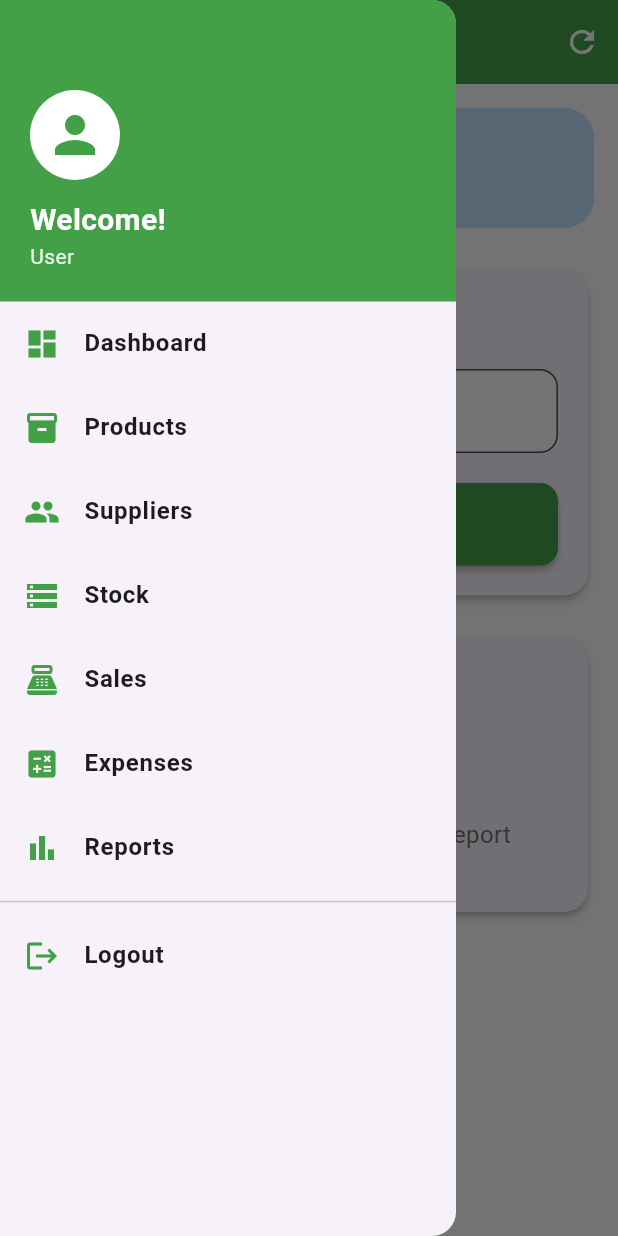
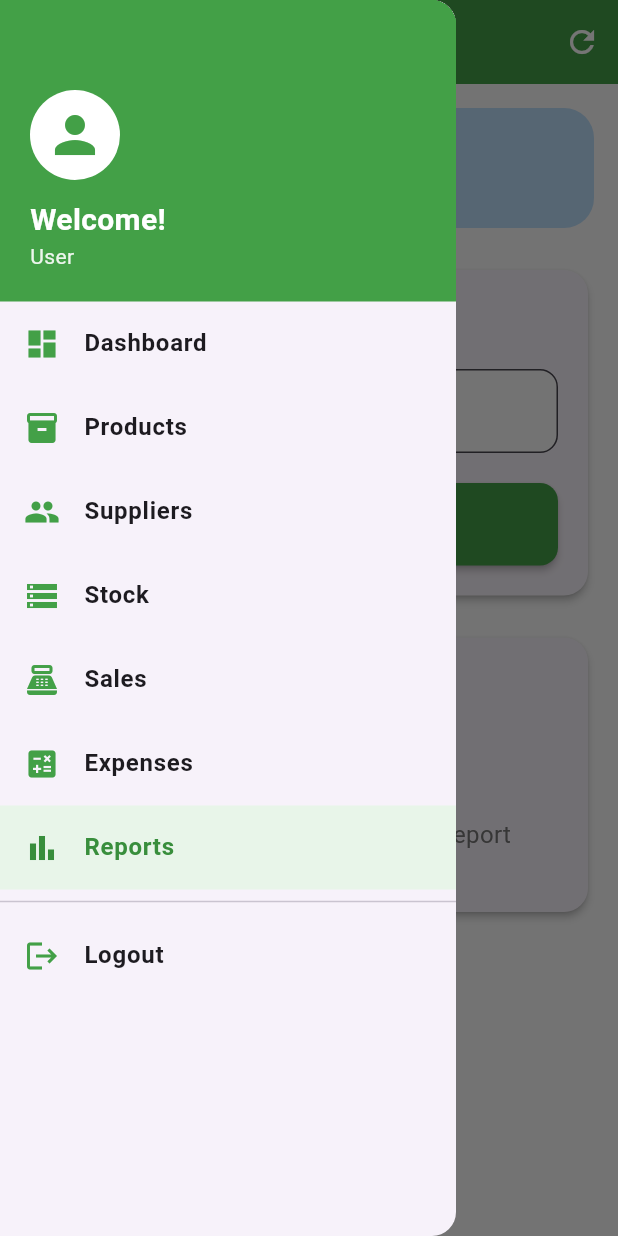
Before and after one commit to T4z4r/agrovets, a Flutter app: the DailyReportScreen screen opened directly, with the side drawer open, on a phone screen of 412 x 824 dp. Run offline on Flutter 3.47's test engine with Material 3 defaults, Android fonts, the phone set to English and light mode, and no system bars; our stand-ins replace flutter_spinkit, shared_preferences; missing offline and left inert: syncfusion_flutter_pdfviewer; accounts and stored records are empty.

Commit message:
fix: left sidebar activeness

```diff
--- a/lib/screens/expenses/expense_list_screen.dart
+++ b/lib/screens/expenses/expense_list_screen.dart
@@ -85,7 +85,7 @@ class _ExpenseListScreenState extends State<ExpenseListScreen> {
           ),
         ],
       ),
-      drawer: const AppDrawer(),
+      drawer: const AppDrawer(activeScreen: 'expenses'),
       body: Column(
         children: [
           // Search Bar
--- a/lib/screens/products/product_list_screen.dart
+++ b/lib/screens/products/product_list_screen.dart
@@ -118,7 +118,7 @@ class _ProductListScreenState extends State<ProductListScreen> {
           ),
         ],
       ),
-      drawer: const AppDrawer(),
+      drawer: const AppDrawer(activeScreen: 'products'),
       body: Column(
         children: [
           // Search Bar
--- a/lib/screens/reports/daily_report_screen.dart
+++ b/lib/screens/reports/daily_report_screen.dart
@@ -70,7 +70,7 @@ class _DailyReportScreenState extends State<DailyReportScreen> {
           ),
         ],
       ),
-      drawer: const AppDrawer(),
+      drawer: const AppDrawer(activeScreen: 'reports'),
       body: SingleChildScrollView(
         padding: const EdgeInsets.all(16),
         child: Column(
--- a/lib/screens/sales/sale_list_screen.dart
+++ b/lib/screens/sales/sale_list_screen.dart
@@ -71,7 +71,7 @@ class _SaleListScreenState extends State<SaleListScreen> {
           ),
         ],
       ),
-      drawer: const AppDrawer(),
+      drawer: const AppDrawer(activeScreen: 'sales'),
       body: Column(
         children: [
           // Search Bar
--- a/lib/screens/sellers/seller_form_screen.dart
+++ b/lib/screens/sellers/seller_form_screen.dart
@@ -127,7 +127,7 @@ class _SellerFormScreenState extends State<SellerFormScreen> {
         foregroundColor: Colors.white,
         elevation: 0,
       ),
-      drawer: const AppDrawer(),
+      drawer: const AppDrawer(activeScreen: 'sellers'),
       body: SingleChildScrollView(
         padding: const EdgeInsets.all(16),
         child: Form(
--- a/lib/screens/sellers/seller_list_screen.dart
+++ b/lib/screens/sellers/seller_list_screen.dart
@@ -114,7 +114,7 @@ class _SellerListScreenState extends State<SellerListScreen> {
           ),
         ],
       ),
-      drawer: const AppDrawer(),
+      drawer: const AppDrawer(activeScreen: 'sellers'),
       body: Column(
         children: [
           // Search Bar
--- a/lib/screens/suppliers/supplier_list_screen.dart
+++ b/lib/screens/suppliers/supplier_list_screen.dart
@@ -90,7 +90,7 @@ class _SupplierListScreenState extends State<SupplierListScreen> {
           ),
         ],
       ),
-      drawer: const AppDrawer(),
+      drawer: const AppDrawer(activeScreen: 'suppliers'),
       body: Column(
         children: [
           // Search Bar
--- a/lib/widgets/app_drawer.dart
+++ b/lib/widgets/app_drawer.dart
@@ -12,7 +12,9 @@ import '../screens/reports/daily_report_screen.dart';
 import '../screens/sellers/seller_list_screen.dart';
 
 class AppDrawer extends StatelessWidget {
-  const AppDrawer({super.key});
+  final String? activeScreen;
+
+  const AppDrawer({super.key, this.activeScreen});
 
   @override
   Widget build(BuildContext context) {
@@ -62,14 +64,14 @@ class AppDrawer extends StatelessWidget {
               MaterialPageRoute(builder: (_) => const ProductListScreen()),
               (route) => false,
             );
-          }),
+          }, isActive: activeScreen == 'products'),
           _drawerTile(Icons.people, 'Suppliers', () {
             Navigator.pushAndRemoveUntil(
               context,
               MaterialPageRoute(builder: (_) => const SupplierListScreen()),
               (route) => false,
             );
-          }),
+          }, isActive: activeScreen == 'suppliers'),
           if (auth.isOwner || auth.isAdmin || auth.isSeller)
             _drawerTile(Icons.person, 'Sellers', () {
               Navigator.pushAndRemoveUntil(
@@ -77,35 +79,35 @@ class AppDrawer extends StatelessWidget {
                 MaterialPageRoute(builder: (_) => const SellerListScreen()),
                 (route) => false,
               );
-            }),
+            }, isActive: activeScreen == 'sellers'),
           _drawerTile(Icons.storage, 'Stock', () {
             Navigator.pushAndRemoveUntil(
               context,
               MaterialPageRoute(builder: (_) => const StockListScreen()),
               (route) => false,
             );
-          }),
+          }, isActive: activeScreen == 'stock'),
           _drawerTile(Icons.point_of_sale, 'Sales', () {
             Navigator.pushAndRemoveUntil(
               context,
               MaterialPageRoute(builder: (_) => const SaleListScreen()),
               (route) => false,
             );
-          }),
+          }, isActive: activeScreen == 'sales'),
           _drawerTile(Icons.calculate, 'Expenses', () {
             Navigator.pushAndRemoveUntil(
               context,
               MaterialPageRoute(builder: (_) => const ExpenseListScreen()),
               (route) => false,
             );
-          }),
+          }, isActive: activeScreen == 'expenses'),
           _drawerTile(Icons.bar_chart, 'Reports', () {
             Navigator.pushAndRemoveUntil(
               context,
               MaterialPageRoute(builder: (_) => const DailyReportScreen()),
               (route) => false,
             );
-          }),
+          }, isActive: activeScreen == 'reports'),
           const Divider(),
           _drawerTile(Icons.logout, 'Logout', () async {
             final shouldLogout = await showDialog<bool>(
@@ -140,11 +142,22 @@ class AppDrawer extends StatelessWidget {
     );
   }
 
-  Widget _drawerTile(IconData icon, String title, VoidCallback onTap) {
-    return ListTile(
-      leading: Icon(icon, color: Colors.green[600]),
-      title: Text(title, style: const TextStyle(fontWeight: FontWeight.w600)),
-      onTap: onTap,
+  Widget _drawerTile(IconData icon, String title, VoidCallback onTap,
+      {bool isActive = false}) {
+    return Container(
+      color: isActive ? Colors.green[50] : null,
+      child: ListTile(
+        leading:
+            Icon(icon, color: isActive ? Colors.green[700] : Colors.green[600]),
+        title: Text(
+          title,
+          style: TextStyle(
+            fontWeight: FontWeight.w600,
+            color: isActive ? Colors.green[700] : null,
+          ),
+        ),
+        onTap: onTap,
+      ),
     );
   }
 }
```
Also changed, not shown: lib/screens/dashboard_screen.dart (+16 -7 lines), lib/screens/stock/stock_list_screen.dart (+9 -6 lines).
